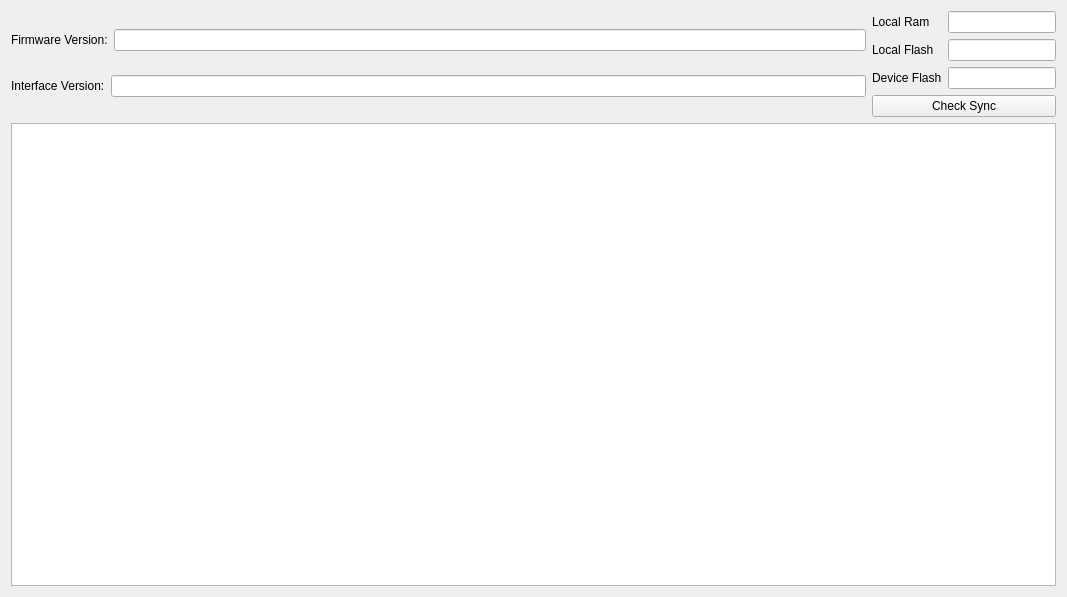
fredcooke/emstudio, file src/emsinfo.ui: the form before one commit.
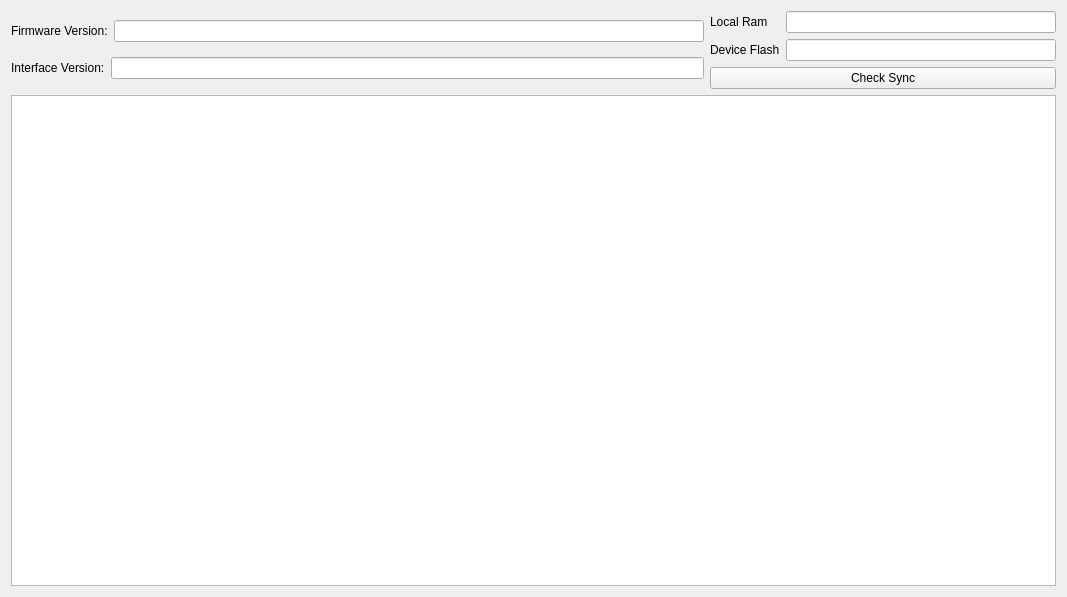
The form after the commit.

```diff
--- a/src/emsinfo.ui
+++ b/src/emsinfo.ui
@@ -17,7 +17,7 @@
    <item>
     <layout class="QVBoxLayout" name="verticalLayout_2">
      <item>
-      <layout class="QHBoxLayout" name="horizontalLayout_4" stretch="1,0">
+      <layout class="QHBoxLayout" name="horizontalLayout_4" stretch="2,1">
        <item>
         <layout class="QVBoxLayout" name="verticalLayout">
          <item>
@@ -71,13 +71,6 @@
                </property>
               </widget>
              </item>
-             <item>
-              <widget class="QLabel" name="label">
-               <property name="text">
-                <string>Local Flash</string>
-               </property>
-              </widget>
-             </item>
              <item>
               <widget class="QLabel" name="label_5">
                <property name="text">
@@ -92,9 +85,6 @@
              <item>
               <widget class="QLineEdit" name="localRamLineEdit"/>
              </item>
-             <item>
-              <widget class="QLineEdit" name="localFlashLineEdit"/>
-             </item>
              <item>
               <widget class="QLineEdit" name="deviceFlashLineEdit"/>
              </item>
```
